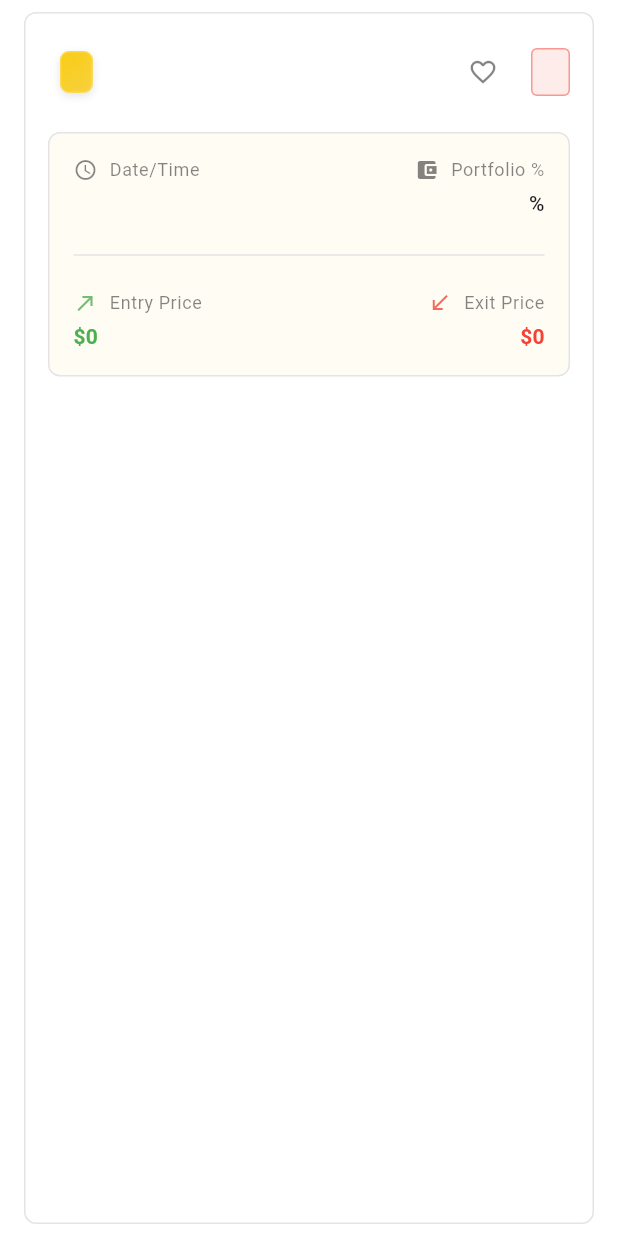
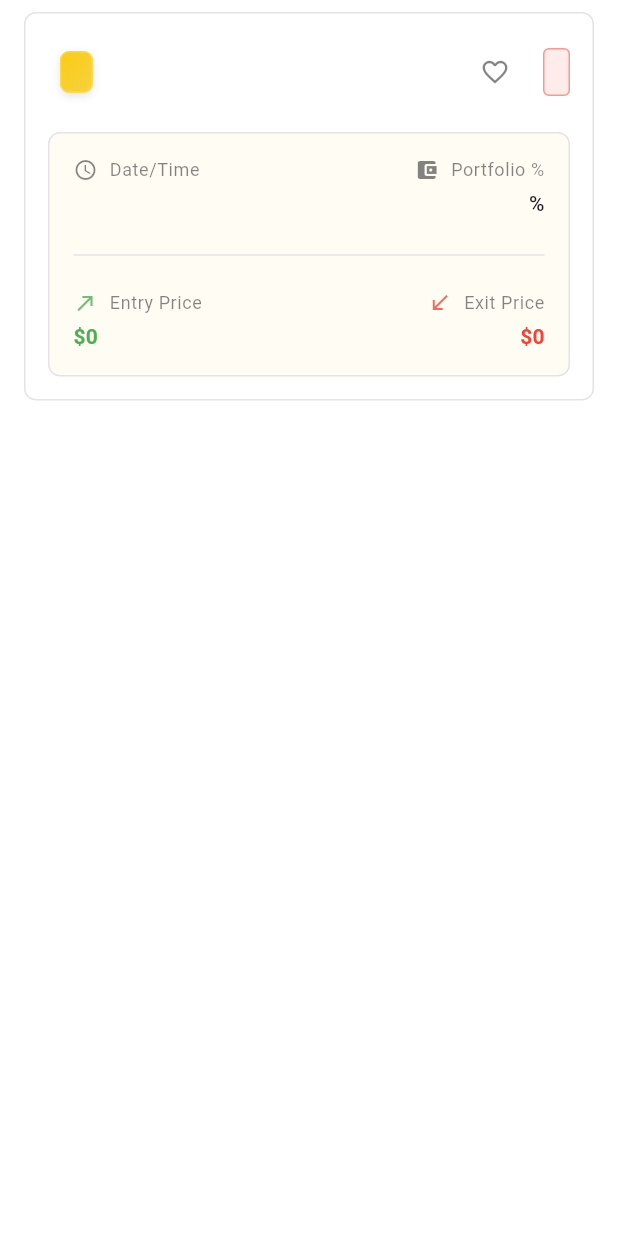
Before and after one commit to MuhammadBilalEllahi/Signal-Trader, a Flutter app: the SignalCard widget shown alone on an empty page, opened directly with empty values, on a phone screen of 412 x 824 dp. Run offline on Flutter 3.47's test engine with Material 3 defaults, Android fonts, the light colour scheme and no system bars; our stand-ins replace dio, firebase_auth, firebase_core, fl_chart, flutter_dotenv, google_fonts and 9 more; missing offline and left inert: chart_sparkline; accounts and stored records are empty; network calls fail.

Commit message:
Optimize SignalCard layout and responsiveness with dynamic sizing and improved UI structure

```diff
--- a/lib/pages/signals/components/SignalCard.dart
+++ b/lib/pages/signals/components/SignalCard.dart
@@ -133,19 +133,8 @@ class _SignalCardState extends State<SignalCard> {
   Widget build(BuildContext context) {
     final isDark = Theme.of(context).brightness == Brightness.dark;
 
-    return Card(
-      margin: const EdgeInsets.symmetric(vertical: 8, horizontal: 16),
-      elevation: 0,
-      shape: RoundedRectangleBorder(
-        borderRadius: BorderRadius.circular(8),
-        side: BorderSide(
-          color: Theme.of(context).dividerTheme.color ?? Colors.transparent,
-          width: 1,
-        ),
-      ),
-        child: Padding(
-        padding: const EdgeInsets.all(16),
-          child: Column(
+    Widget cardContent = Column(
+      mainAxisSize: MainAxisSize.min,
       crossAxisAlignment: CrossAxisAlignment.start,
       children: [
         Row(
@@ -179,7 +168,7 @@ class _SignalCardState extends State<SignalCard> {
                 ),
                 const SizedBox(width: 8),
                 Container(
-                      padding: const EdgeInsets.symmetric(horizontal: 12, vertical: 6),
+                  padding: const EdgeInsets.symmetric(horizontal: 8, vertical: 6),
                   decoration: BoxDecoration(
                     color: widget.signal['direction'].toString().toLowerCase() == 'long'
                         ? Colors.green.withOpacity(isDark ? 0.2 : 0.1)
@@ -209,6 +198,7 @@ class _SignalCardState extends State<SignalCard> {
         ),
         const SizedBox(height: 16),
         Container(
+          width: double.infinity,
           padding: const EdgeInsets.all(16),
           decoration: BoxDecoration(
             color: isDark
@@ -267,6 +257,23 @@ class _SignalCardState extends State<SignalCard> {
           _buildAnalysisSection(),
         ],
       ],
+    );
+
+    return SizedBox(
+      width: widget.showAnalysis ? MediaQuery.of(context).size.width : null,
+      child: Card(
+        margin: const EdgeInsets.symmetric(vertical: 8, horizontal: 16),
+        elevation: 0,
+        shape: RoundedRectangleBorder(
+          borderRadius: BorderRadius.circular(8),
+          side: BorderSide(
+            color: Theme.of(context).dividerTheme.color ?? Colors.transparent,
+            width: 1,
+          ),
+        ),
+        child: Padding(
+          padding: const EdgeInsets.all(16),
+          child: cardContent,
         ),
       ),
     );
@@ -358,7 +365,7 @@ class _SignalCardState extends State<SignalCard> {
     final isDark = Theme.of(context).brightness == Brightness.dark;
 
     return Container(
-      padding: const EdgeInsets.all(16),
+      padding: const EdgeInsets.all(10),
                 decoration: BoxDecoration(
         color: isDark
             ? Theme.of(context).colorScheme.surface
```
Lines whose indentation alone changed are shown as unchanged.
